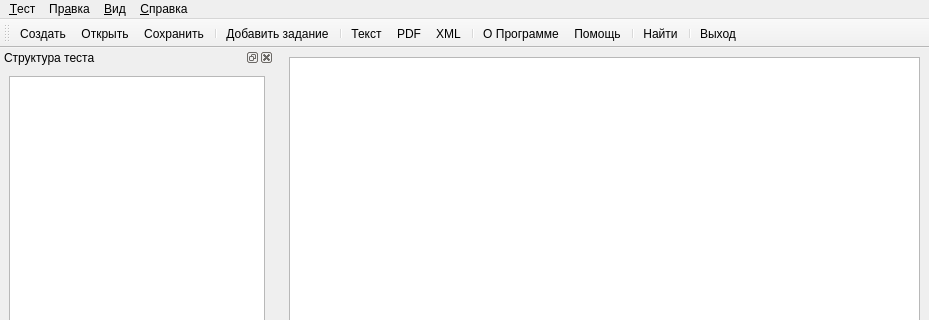
This is mainwindow.ui in Horsmir/hstesteditor as Qt 5 draws it before an edit; both pictures show x 0 to 929 and y 0 to 320 of the 929 by 663 pixel window. The edited form follows.
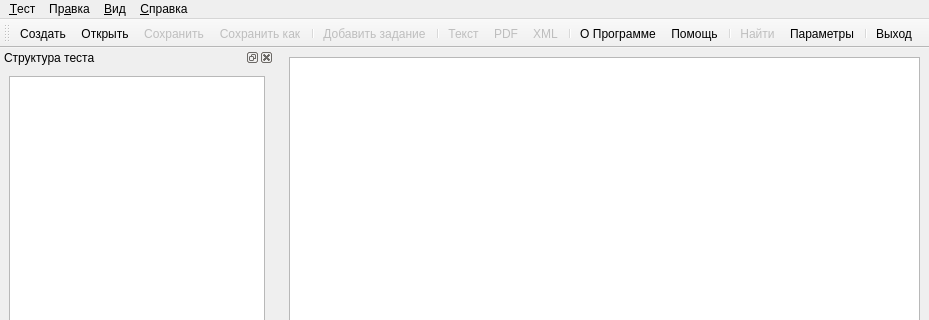
This is the edited form. Icons and pictures are not drawn.

Diff of the .ui file:
```diff
--- a/mainwindow.ui
+++ b/mainwindow.ui
@@ -141,6 +141,7 @@
    <addaction name="actionNewTest"/>
    <addaction name="actionOpen"/>
    <addaction name="actionSave"/>
+   <addaction name="actionSaveAs"/>
    <addaction name="separator"/>
    <addaction name="actionAddTask"/>
    <addaction name="separator"/>
@@ -152,6 +153,7 @@
    <addaction name="actionHelp"/>
    <addaction name="separator"/>
    <addaction name="actionFind"/>
+   <addaction name="actionSetting"/>
    <addaction name="separator"/>
    <addaction name="actionExit"/>
   </widget>
@@ -171,6 +173,9 @@
    </property>
   </action>
   <action name="actionToText">
+   <property name="enabled">
+    <bool>false</bool>
+   </property>
    <property name="icon">
     <iconset resource="hstesteditor.qrc">
      <normaloff>:/icons/application-x-text.png</normaloff>:/icons/application-x-text.png</iconset>
@@ -183,6 +188,9 @@
    </property>
   </action>
   <action name="actionToPDF">
+   <property name="enabled">
+    <bool>false</bool>
+   </property>
    <property name="icon">
     <iconset resource="hstesteditor.qrc">
      <normaloff>:/icons/application-pdf.png</normaloff>:/icons/application-pdf.png</iconset>
@@ -195,6 +203,9 @@
    </property>
   </action>
   <action name="actionToXML">
+   <property name="enabled">
+    <bool>false</bool>
+   </property>
    <property name="icon">
     <iconset resource="hstesteditor.qrc">
      <normaloff>:/icons/application-x-xml.png</normaloff>:/icons/application-x-xml.png</iconset>
@@ -255,6 +266,9 @@
    </property>
   </action>
   <action name="actionAddTask">
+   <property name="enabled">
+    <bool>false</bool>
+   </property>
    <property name="icon">
     <iconset resource="hstesteditor.qrc">
      <normaloff>:/icons/add-task.png</normaloff>:/icons/add-task.png</iconset>
@@ -264,6 +278,9 @@
    </property>
   </action>
   <action name="actionSave">
+   <property name="enabled">
+    <bool>false</bool>
+   </property>
    <property name="icon">
     <iconset resource="hstesteditor.qrc">
      <normaloff>:/icons/document-save.png</normaloff>:/icons/document-save.png</iconset>
@@ -279,6 +296,9 @@
    </property>
   </action>
   <action name="actionFind">
+   <property name="enabled">
+    <bool>false</bool>
+   </property>
    <property name="icon">
     <iconset resource="hstesteditor.qrc">
      <normaloff>:/icons/edit-find.png</normaloff>:/icons/edit-find.png</iconset>
@@ -290,6 +310,27 @@
     <string>Ctrl+F</string>
    </property>
   </action>
+  <action name="actionSaveAs">
+   <property name="enabled">
+    <bool>false</bool>
+   </property>
+   <property name="icon">
+    <iconset resource="hstesteditor.qrc">
+     <normaloff>:/icons/document-save-as.png</normaloff>:/icons/document-save-as.png</iconset>
+   </property>
+   <property name="text">
+    <string>Сохранить &amp;как...</string>
+   </property>
+  </action>
+  <action name="actionSetting">
+   <property name="icon">
+    <iconset resource="hstesteditor.qrc">
+     <normaloff>:/icons/configure.png</normaloff>:/icons/configure.png</iconset>
+   </property>
+   <property name="text">
+    <string>Параметры...</string>
+   </property>
+  </action>
  </widget>
  <resources>
   <include location="hstesteditor.qrc"/>
```
Left out of the diff: 3 changed lines with no effect on the pictures.
